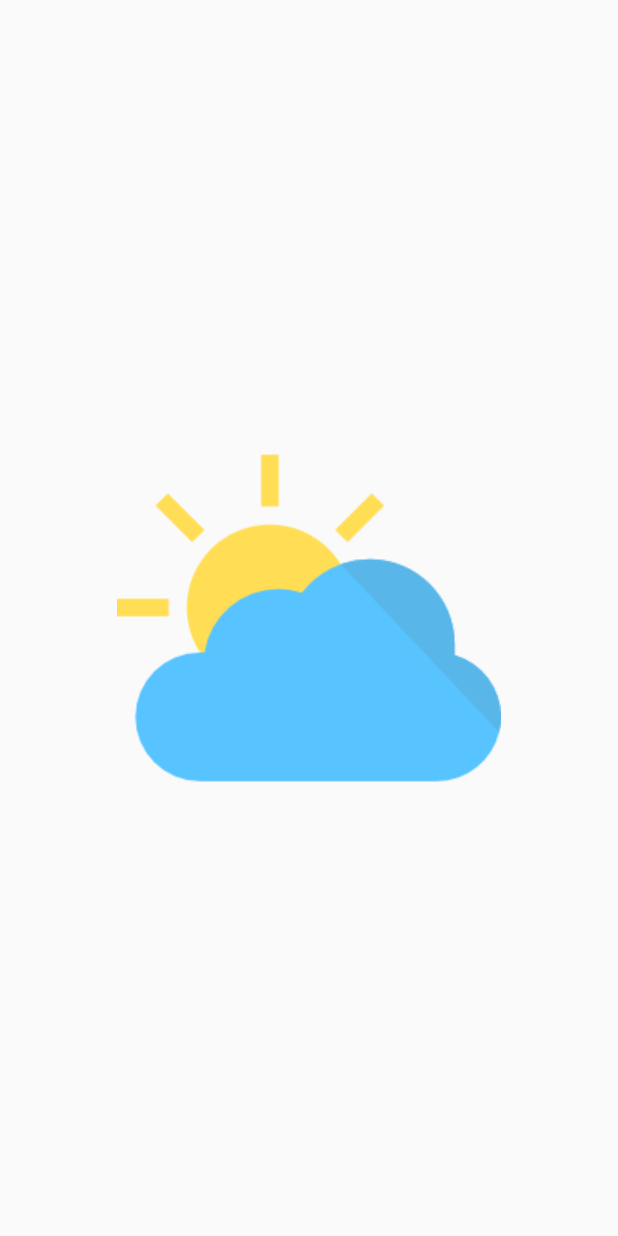
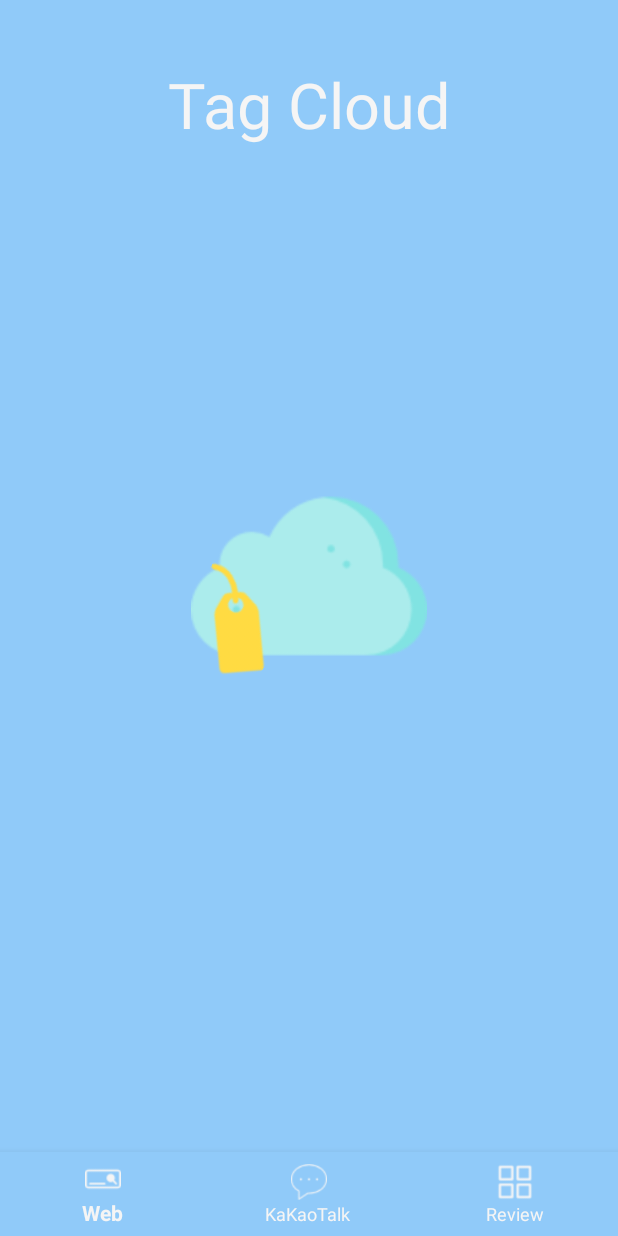
Before and after one commit to MinJaeSim/MobileWordCloud, an Android app: the screen it shows after launch (SplashActivity before the commit, MainActivity after it), on a phone screen of 412 x 824 dp. Run offline under Robolectric (Android 15) with nearby library versions, the phone set to English and light mode, and no system bars; Roboto replaces fonts that are not available here; 4 statements that could not run were skipped.

Commit message:
디자인 3차 수정

```diff
--- a/app/src/main/AndroidManifest.xml
+++ b/app/src/main/AndroidManifest.xml
@@ -13,13 +13,11 @@
         android:roundIcon="@mipmap/ic_launcher_round"
         android:supportsRtl="true"
         android:theme="@style/AppTheme">
-        <activity android:name=".View.SplashActivity">
+        <activity android:name=".View.MainActivity">
             <intent-filter>
                 <action android:name="android.intent.action.MAIN" />
                 <category android:name="android.intent.category.LAUNCHER" />
             </intent-filter>
-        </activity>
-        <activity android:name=".View.MainActivity">
             <intent-filter>
                 <action android:name="android.intent.action.SEND"/>
                 <category android:name="android.intent.category.DEFAULT"/>
--- a/app/src/main/java/com/example/simminje/mobilewordcloud/View/MainFragment.java
+++ b/app/src/main/java/com/example/simminje/mobilewordcloud/View/MainFragment.java
@@ -7,6 +7,9 @@ import android.support.v4.app.Fragment;
 import android.view.LayoutInflater;
 import android.view.View;
 import android.view.ViewGroup;
+import android.view.animation.Animation;
+import android.view.animation.AnimationUtils;
+import android.widget.ImageView;
 import android.widget.TextView;
 
 import com.example.simminje.mobilewordcloud.R;
@@ -21,6 +24,10 @@ public class MainFragment extends Fragment {
         Typeface type = Typeface.createFromAsset(getActivity().getAssets(), "TitleBold.otf");
         appTitle.setTypeface(type);
 
+        ImageView image = (ImageView) v.findViewById(R.id.splash_image1);
+        Animation animation = AnimationUtils.loadAnimation(getContext(), R.anim.splash_anim);
+        image.startAnimation(animation);
+
         return v;
     }
 }
--- a/app/src/main/java/com/example/simminje/mobilewordcloud/View/PastResultFragment.java
+++ b/app/src/main/java/com/example/simminje/mobilewordcloud/View/PastResultFragment.java
@@ -38,7 +38,7 @@ public class PastResultFragment extends Fragment {
         layoutManager.setOrientation(LinearLayoutManager.VERTICAL);
 
         recyclerView.setLayoutManager(layoutManager);
-        recyclerView.addItemDecoration(new DividerItemDecoration(getActivity(),LinearLayoutManager.VERTICAL));
+        recyclerView.addItemDecoration(new DividerItemDecoration(getActivity(), LinearLayoutManager.VERTICAL));
 
         RecyclerView.ItemAnimator itemAnimator = new DefaultItemAnimator();
 
@@ -55,7 +55,7 @@ public class PastResultFragment extends Fragment {
                 view.setOnClickListener(new View.OnClickListener() {
                     @Override
                     public void onClick(View v) {
-                        view.setBackgroundColor(Color.rgb(80, 138, 219));
+                        view.setBackgroundColor(Color.rgb(144, 202, 249));
                         Intent intent = new Intent(getContext(), DisplayActivity.class);
                         intent.putExtra("num", recyclerView.getChildAdapterPosition(view));
                         startActivity(intent);
@@ -99,10 +99,8 @@ public class PastResultFragment extends Fragment {
             super(itemView);
 
             Typeface type = Typeface.createFromAsset(getActivity().getAssets(), "BodyRegular.otf");
-
             textView = (TextView) itemView.findViewById(R.id.chat_text_view);
             textView.setTypeface(type);
-
         }
 
         public void setText(String text) {
--- a/app/src/main/java/com/example/simminje/mobilewordcloud/View/SplashActivity.java
+++ /dev/null
@@ -1,24 +0,0 @@
-package com.example.simminje.mobilewordcloud.View;
-
-import android.os.Bundle;
-import android.support.annotation.Nullable;
-import android.support.v7.app.AppCompatActivity;
-import android.view.animation.Animation;
-import android.view.animation.AnimationUtils;
-import android.widget.ImageView;
-
-import com.example.simminje.mobilewordcloud.R;
-
-public class SplashActivity extends AppCompatActivity{
-    @Override
-    protected void onCreate(@Nullable Bundle savedInstanceState) {
-        super.onCreate(savedInstanceState);
-        setContentView(R.layout.activity_splash);
-
-        ImageView image = (ImageView) findViewById(R.id.splash_image);
-        Animation animation = AnimationUtils.loadAnimation(this, R.anim.rotate);
-        image.
-                startAnimation(
-                        animation);
-    }
-}
--- a/app/src/main/res/anim/rotate.xml
+++ /dev/null
@@ -1,9 +0,0 @@
-<?xml version="1.0" encoding="utf-8"?>
-<rotate xmlns:android="http://schemas.android.com/apk/res/android"
-    android:duration="2000"
-    android:fromDegrees="0"
-    android:interpolator="@android:anim/accelerate_decelerate_interpolator"
-    android:pivotX="25%"
-    android:pivotY="25%"
-    android:toDegrees="30">
-</rotate>
--- /dev/null
+++ b/app/src/main/res/anim/splash_anim.xml
@@ -0,0 +1,12 @@
+<?xml version="1.0" encoding="utf-8"?>
+<set xmlns:android="http://schemas.android.com/apk/res/android">
+    <rotate xmlns:android="http://schemas.android.com/apk/res/android"
+        android:duration="2000"
+        android:fromDegrees="-60"
+        android:interpolator="@android:anim/accelerate_decelerate_interpolator"
+        android:pivotX="100%"
+        android:pivotY="0%"
+        android:repeatCount="infinite"
+        android:repeatMode="reverse"
+        android:toDegrees="20" />
+</set>
--- a/app/src/main/res/layout/activity_main.xml
+++ b/app/src/main/res/layout/activity_main.xml
@@ -6,7 +6,9 @@
     android:layout_height="match_parent"
     tools:context="com.example.simminje.mobilewordcloud.View.MainActivity"
     tools:layout_editor_absoluteX="0dp"
-    tools:layout_editor_absoluteY="25dp">
+    tools:layout_editor_absoluteY="25dp"
+    android:background="@color/colorBackGround"
+    >
 
     <FrameLayout
         android:id="@+id/fragment_container"
--- a/app/src/main/res/layout/activity_splash.xml
+++ /dev/null
@@ -1,13 +0,0 @@
-<?xml version="1.0" encoding="utf-8"?>
-<RelativeLayout xmlns:android="http://schemas.android.com/apk/res/android"
-    xmlns:app="http://schemas.android.com/apk/res-auto"
-    android:layout_width="match_parent"
-    android:layout_height="match_parent">
-
-    <ImageView
-        android:id="@+id/splash_image"
-        android:layout_width="wrap_content"
-        android:layout_height="wrap_content"
-        android:layout_centerInParent="true"
-        app:srcCompat="@drawable/cloudy" />
-</RelativeLayout>
--- a/app/src/main/res/layout/fragment_main.xml
+++ b/app/src/main/res/layout/fragment_main.xml
@@ -4,7 +4,7 @@
     xmlns:tools="http://schemas.android.com/tools"
     android:layout_width="match_parent"
     android:layout_height="match_parent"
-    android:background="@drawable/cloudy">
+    android:background="@color/colorBackGround">
 
     <TextView
         android:id="@+id/main_title"
@@ -15,7 +15,7 @@
         android:layout_marginTop="41dp"
         android:text="@string/main_title"
         android:textAlignment="center"
-        android:textColor="@color/colorBackGround"
+        android:textColor="@color/colorWhite"
         android:textSize="42sp"
         app:layout_constraintLeft_toLeftOf="parent"
         app:layout_constraintRight_toRightOf="parent"
@@ -24,6 +24,33 @@
         tools:layout_constraintRight_creator="1"
         tools:layout_constraintTop_creator="1" />
 
+    <ImageView
+        android:id="@+id/imageView5"
+        android:layout_width="161dp"
+        android:layout_height="157dp"
+        android:layout_marginBottom="8dp"
+        android:layout_marginEnd="8dp"
+        android:layout_marginStart="8dp"
+        android:layout_marginTop="8dp"
+        app:layout_constraintBottom_toBottomOf="parent"
+        app:layout_constraintEnd_toEndOf="parent"
+        app:layout_constraintStart_toStartOf="parent"
+        app:layout_constraintTop_toTopOf="parent"
+        app:srcCompat="@drawable/cloud" />
+
+    <ImageView
+        android:id="@+id/splash_image1"
+        android:layout_width="wrap_content"
+        android:layout_height="wrap_content"
+        android:layout_marginEnd="8dp"
+        android:layout_marginStart="8dp"
+        android:layout_marginTop="123dp"
+        app:layout_constraintEnd_toEndOf="@+id/imageView5"
+        app:layout_constraintStart_toStartOf="parent"
+        app:layout_constraintTop_toTopOf="@+id/imageView5"
+        app:srcCompat="@drawable/price_tag"
+        tools:layout_editor_absoluteY="328dp" />
+
 
 
 </android.support.constraint.ConstraintLayout>
--- a/app/src/main/res/values/colors.xml
+++ b/app/src/main/res/values/colors.xml
@@ -6,6 +6,7 @@
     <color name="colorWhite">#f5f5f5</color>
     <color name="colorBackGround">#90caf9</color>
     <color name="colorBrightAccent">#fbffb9</color>
+    <color name="colorBackGround2">#f9bf90</color>
 
     <color name="color1">#F5D1B7</color>
     <color name="color2">#F4C96B</color>
```
Also changed, not shown: app/src/main/res/layout/fragment_load_kakao.xml (+7 -7 lines), app/src/main/res/layout/fragment_load_web.xml (+12 -7 lines), app/src/main/res/drawable/cloud.png (added), app/src/main/res/drawable/price_tag.png (added).
